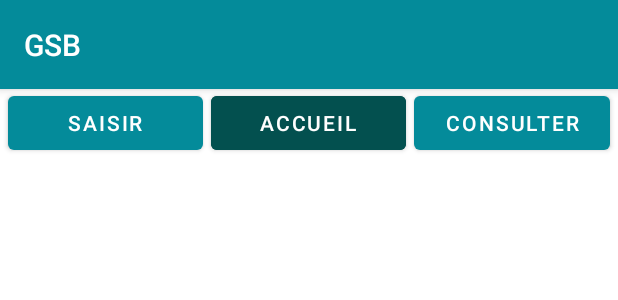
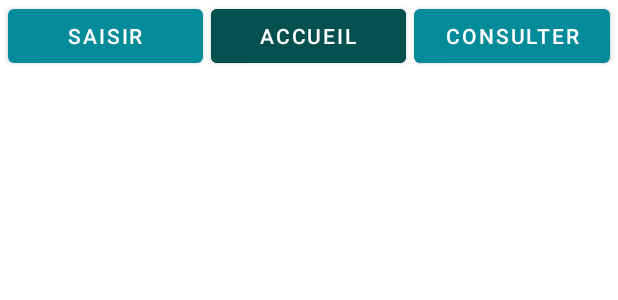
Before and after one commit to DevDeNiro/GSB-Gestion-Compte-Rendus, an Android app: the layout accueil.xml on its own in the app's theme, with its tools: preview values and no code run, on a phone screen of 412 x 824 dp. Shown: the top 300 px of the screen. Run offline under Robolectric (Android 15) with nearby library versions, the light colour scheme and no system bars.

Commit message:
Résolution pb header

```diff
--- a/app/src/main/res/layout/accueil.xml
+++ b/app/src/main/res/layout/accueil.xml
@@ -5,27 +5,6 @@
     android:layout_height="match_parent"
     android:gravity="center"
     >
-    <com.google.android.material.appbar.AppBarLayout
-        android:layout_width="match_parent"
-        android:layout_height="wrap_content"
-        android:theme="@style/Theme.GSBdoctors.AppBarOverlay">
-
-        <TextView
-            android:id="@+id/title"
-            android:layout_width="wrap_content"
-            android:layout_height="wrap_content"
-            android:gravity="center"
-            android:minHeight="?actionBarSize"
-            android:padding="@dimen/appbar_padding"
-            android:text="GSB"
-            android:textAppearance="@style/TextAppearance.Widget.AppCompat.Toolbar.Title" />
-
-        <com.google.android.material.tabs.TabLayout
-            android:id="@+id/tabs"
-            android:layout_width="match_parent"
-            android:layout_height="0dp" />
-
-    </com.google.android.material.appbar.AppBarLayout>
 
     <ScrollView
         android:layout_width="match_parent"
@@ -47,8 +26,7 @@
                     android:layout_width="match_parent"
                     android:layout_height="0dp"
                     android:layout_weight="1"
-                    android:gravity="center"
-                    android:layout_marginTop="58dp">
+                    android:gravity="center">
 
                     <Button
                         android:id="@+id/bouton1"
@@ -71,12 +49,12 @@
 
                     <Button
                         android:id="@+id/bouton3"
-                        android:text="Consulter"
                         android:layout_width="0dp"
                         android:layout_height="wrap_content"
+                        android:layout_marginEnd="5dp"
                         android:layout_weight="1"
                         android:gravity="center"
-                        android:layout_marginEnd="5dp"/>
+                        android:text="Consulter"/>
                 </LinearLayout>
 
             </LinearLayout>
--- a/app/src/main/res/layout/consulter.xml
+++ b/app/src/main/res/layout/consulter.xml
@@ -26,8 +26,7 @@
                     android:layout_width="match_parent"
                     android:layout_height="wrap_content"
                     android:layout_weight="1"
-                    android:gravity="center"
-                    android:layout_marginTop="58dp">
+                    android:gravity="center">
 
                     <Button
                         android:id="@+id/bouton1"
--- a/app/src/main/res/layout/detail.xml
+++ b/app/src/main/res/layout/detail.xml
@@ -21,8 +21,7 @@
                     android:layout_width="match_parent"
                     android:layout_height="wrap_content"
                     android:layout_weight="1"
-                    android:gravity="center"
-                    android:layout_marginTop="58dp">
+                    android:gravity="center">
 
                     <Button
                         android:id="@+id/bouton1"
```
Also changed, not shown: app/src/main/res/layout/saisir.xml (+1 -12 lines).
